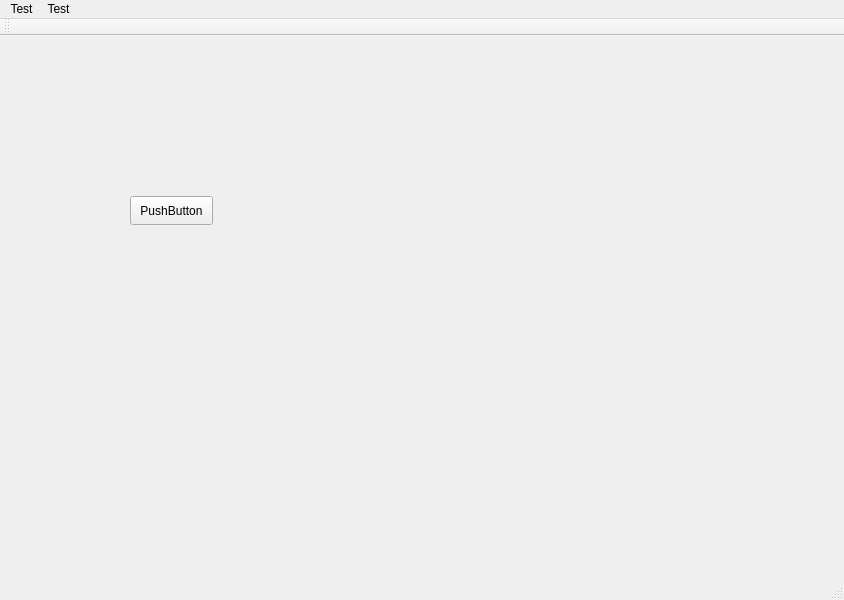
This is ui/mainwindow.ui in SchawnnDev/ColorThemeManager as Qt 5 draws it before an edit. The edited form follows.
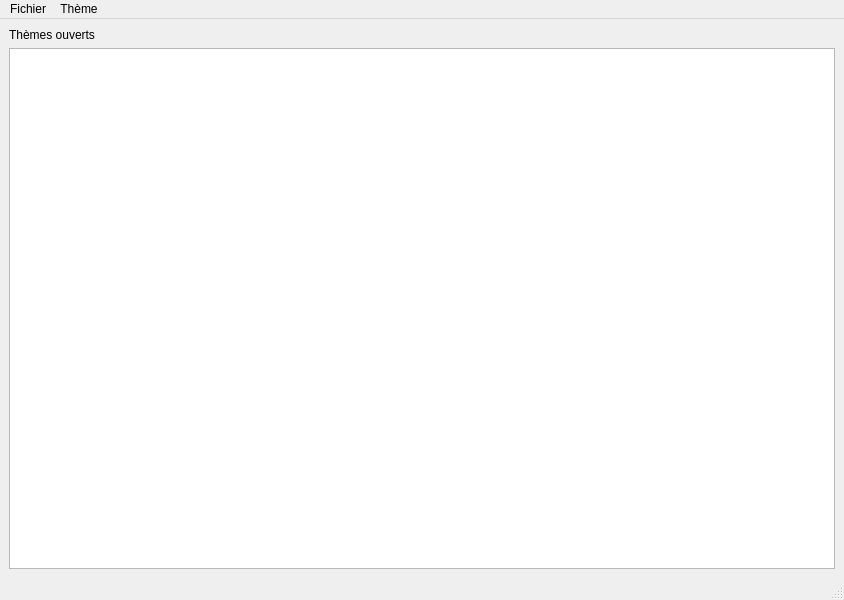
This is the edited form.

Commit message: created menu bar slots + base design

```diff
--- a/ui/mainwindow.ui
+++ b/ui/mainwindow.ui
@@ -14,66 +14,84 @@
    <string>MainWindow</string>
   </property>
   <widget class="QWidget" name="centralwidget">
-   <widget class="QPushButton" name="pushButton">
-    <property name="geometry">
-     <rect>
-      <x>130</x>
-      <y>160</y>
-      <width>83</width>
-      <height>29</height>
-     </rect>
-    </property>
-    <property name="text">
-     <string>PushButton</string>
-    </property>
-   </widget>
+   <layout class="QHBoxLayout" name="horizontalLayout_6">
+    <item>
+     <layout class="QVBoxLayout" name="verticalLayout_2">
+      <item>
+       <widget class="QLabel" name="label">
+        <property name="text">
+         <string>Thèmes ouverts</string>
+        </property>
+       </widget>
+      </item>
+      <item>
+       <widget class="QListView" name="openThemesList"/>
+      </item>
+     </layout>
+    </item>
+   </layout>
   </widget>
-  <widget class="QMenuBar" name="menubar">
+  <widget class="QMenuBar" name="menuBar">
    <property name="geometry">
     <rect>
      <x>0</x>
      <y>0</y>
      <width>844</width>
-     <height>25</height>
+     <height>21</height>
     </rect>
    </property>
-   <widget class="QMenu" name="menuTest">
+   <widget class="QMenu" name="menuFichier">
     <property name="title">
-     <string>Test</string>
+     <string>Fichier</string>
     </property>
+    <addaction name="actionImportFile"/>
+    <addaction name="actionCalculateFileTheme"/>
+    <addaction name="separator"/>
    </widget>
-   <widget class="QMenu" name="menuTest_2">
+   <widget class="QMenu" name="menuTh_me">
     <property name="title">
-     <string>Test</string>
+     <string>Thème</string>
     </property>
+    <addaction name="separator"/>
+    <addaction name="actionCreateTheme"/>
+    <addaction name="actionImportThemeURL"/>
+    <addaction name="actionChargeRecentThemes"/>
+    <addaction name="actionSaveAllThemes"/>
    </widget>
-   <addaction name="menuTest"/>
-   <addaction name="menuTest_2"/>
+   <addaction name="menuFichier"/>
+   <addaction name="menuTh_me"/>
   </widget>
-  <widget class="QStatusBar" name="statusbar"/>
-  <widget class="QToolBar" name="toolBar">
-   <property name="sizePolicy">
-    <sizepolicy hsizetype="Preferred" vsizetype="Fixed">
-     <horstretch>0</horstretch>
-     <verstretch>0</verstretch>
-    </sizepolicy>
+  <widget class="QStatusBar" name="statusBar"/>
+  <action name="actionImportFile">
+   <property name="text">
+    <string>Importer un fichier</string>
    </property>
-   <property name="windowTitle">
-    <string>toolBar</string>
+  </action>
+  <action name="actionCalculateFileTheme">
+   <property name="text">
+    <string>Calcul thème d'un fichier</string>
    </property>
-   <property name="iconSize">
-    <size>
-     <width>32</width>
-     <height>32</height>
-    </size>
+  </action>
+  <action name="actionCreateTheme">
+   <property name="text">
+    <string>Créer un thème</string>
    </property>
-   <attribute name="toolBarArea">
-    <enum>TopToolBarArea</enum>
-   </attribute>
-   <attribute name="toolBarBreak">
-    <bool>false</bool>
-   </attribute>
-  </widget>
+  </action>
+  <action name="actionImportThemeURL">
+   <property name="text">
+    <string>Importer un thème par URL</string>
+   </property>
+  </action>
+  <action name="actionChargeRecentThemes">
+   <property name="text">
+    <string>Charger les thèmes récents</string>
+   </property>
+  </action>
+  <action name="actionSaveAllThemes">
+   <property name="text">
+    <string>Sauvegarder tous les thèmes</string>
+   </property>
+  </action>
  </widget>
  <resources/>
  <connections/>
```
The commit also changes 3 other files.
